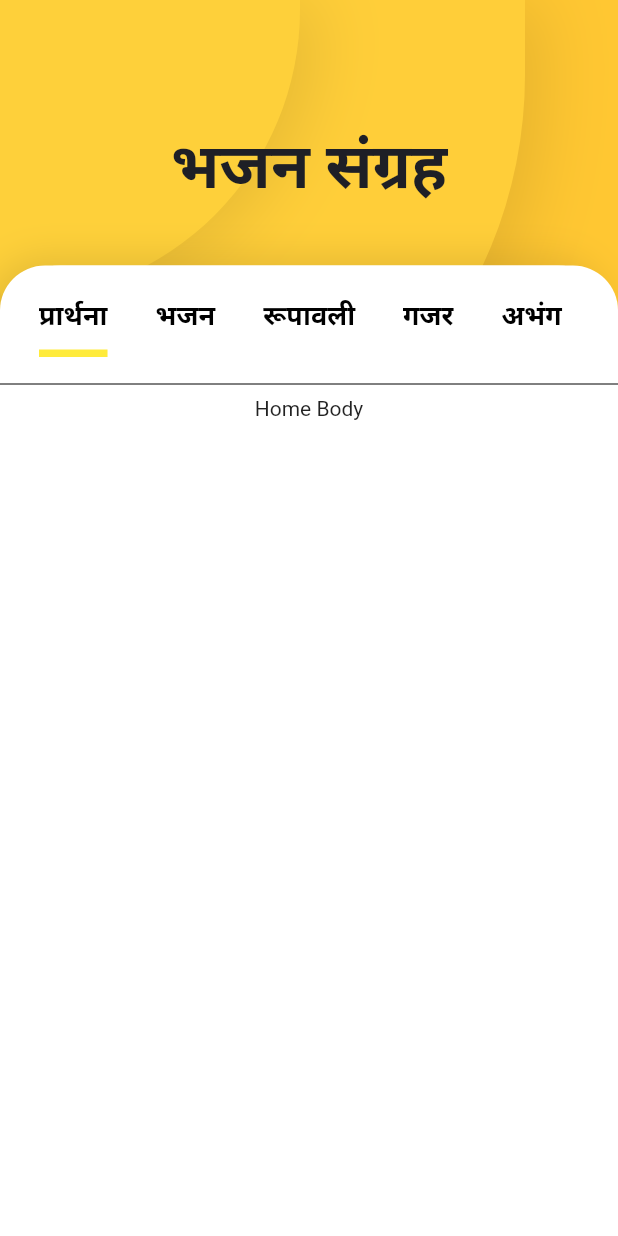
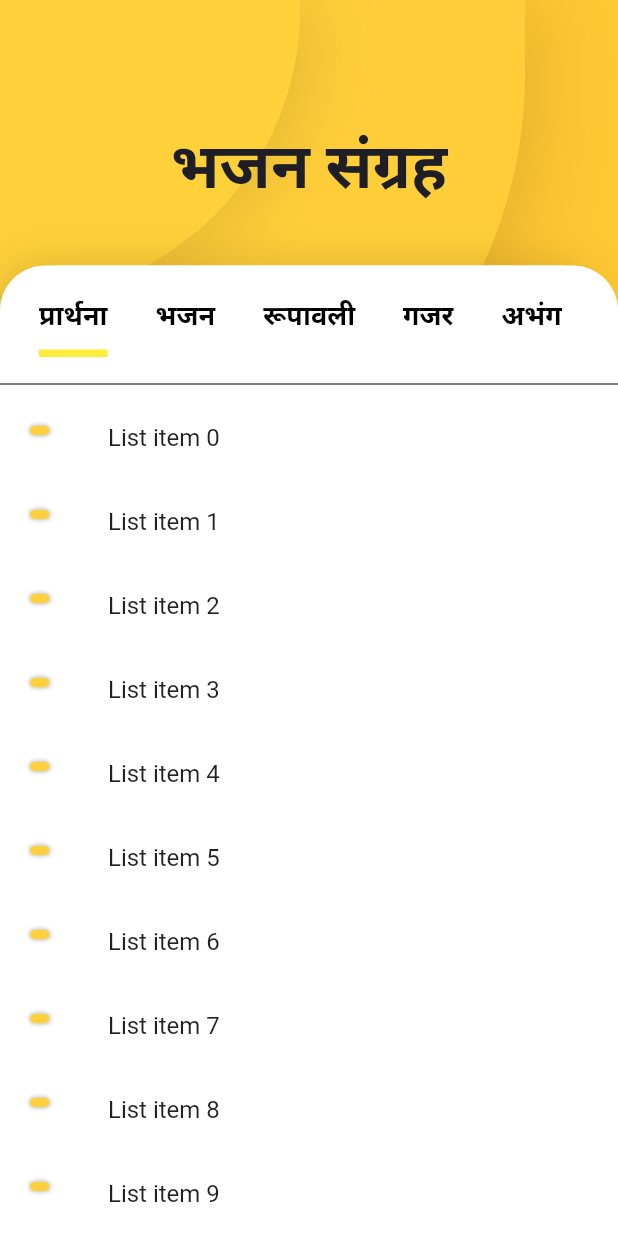
Before and after one commit to QikTech/Bhajan_Sangraha, a Flutter app: the screen it shows after launch, on a phone screen of 412 x 824 dp. Run offline on Flutter 3.47's test engine with Material 2 defaults, Android fonts, the phone set to English and light mode, and no system bars; our stand-ins replace google_fonts.

Commit message:
Custom List Icon

```diff
--- a/lib/screens/tabSection.dart
+++ b/lib/screens/tabSection.dart
@@ -79,7 +79,15 @@ Widget tabSection(BuildContext context) {
                 child: Column(
                   children: [
                     Divider(color: Colors.black),
-                    Text("Home Body"),
+                    ListView.builder(
+                        scrollDirection: Axis.vertical,
+                        shrinkWrap: true,
+                        itemCount: 10,
+                        itemBuilder: (BuildContext context, int index) {
+                          return ListTile(
+                              leading:  Image.asset('assets/images/Selected.png'),
+                              title: Text("List item $index"));
+                        }),
                   ],
                 ),
               ),
--- a/pubspec.yaml
+++ b/pubspec.yaml
@@ -47,9 +47,9 @@ flutter:
   uses-material-design: true
 
   # To add assets to your application, add an assets section, like this:
-  # assets:
-  #   - images/a_dot_burr.jpeg
-  #   - images/a_dot_ham.jpeg
+  assets:
+    - assets/images/Selected.svg
+    - assets/images/Selected.png
 
   # An image asset can refer to one or more resolution-specific "variants", see
   # https://flutter.dev/assets-and-images/#resolution-aware.
```
Also changed, not shown: assets/images/Selected.png (added), assets/images/Selected.svg (added).
